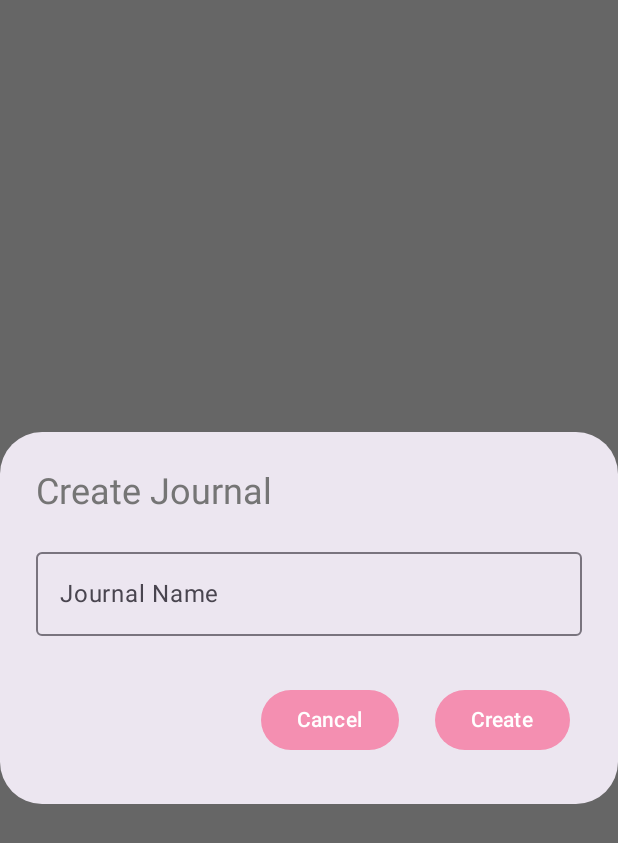
After one commit to chachamottaki/travel-tales, an Android app built with Jetpack Compose: the composable CreateJournalDialog shown on its own in the app's theme, on a phone screen of 412 x 824 dp. The commit adds this screen. Shown: the top 843 px of the screen. Run offline under Robolectric (Android 15) with nearby library versions, the phone set to English and light mode, and no system bars.

Commit message:
added journal creation on create button click, journal list doesn' refresh automatically yet after creation, but journal is added to database and shows on next login

```diff
--- /dev/null
+++ b/app/src/main/java/com/example/traveltales/CreateJournalDialog.kt
@@ -0,0 +1,58 @@
+package com.example.traveltales
+
+import androidx.compose.foundation.layout.Column
+import androidx.compose.foundation.layout.fillMaxWidth
+import androidx.compose.foundation.layout.padding
+import androidx.compose.material3.AlertDialog
+import androidx.compose.material3.Button
+import androidx.compose.material3.OutlinedTextField
+import androidx.compose.material3.Text
+import androidx.compose.runtime.Composable
+import androidx.compose.runtime.getValue
+import androidx.compose.runtime.mutableStateOf
+import androidx.compose.runtime.remember
+import androidx.compose.runtime.setValue
+import androidx.compose.ui.Modifier
+import androidx.compose.ui.unit.dp
+
+@Composable
+fun CreateJournalDialog(
+    onDismiss: () -> Unit,
+    onConfirm: (String) -> Unit
+) {
+    var journalName by remember { mutableStateOf("") }
+
+    AlertDialog(
+        onDismissRequest = onDismiss,
+        title = { Text(text = "Create Journal") },
+        text = {
+            Column {
+                OutlinedTextField(
+                    value = journalName,
+                    onValueChange = { journalName = it },
+                    label = { Text(text = "Journal Name") },
+                    modifier = Modifier.fillMaxWidth()
+                )
+            }
+        },
+        confirmButton = {
+            Button(
+                onClick = {
+                    onConfirm(journalName)
+                    onDismiss()
+                },
+                modifier = Modifier.padding(8.dp)
+            ) {
+                Text("Create")
+            }
+        },
+        dismissButton = {
+            Button(
+                onClick = onDismiss,
+                modifier = Modifier.padding(8.dp)
+            ) {
+                Text("Cancel")
+            }
+        }
+    )
+}
--- /dev/null
+++ b/app/src/main/java/com/example/traveltales/network/CreateJournalRequest.kt
@@ -0,0 +1,6 @@
+package com.example.traveltales.network
+
+import kotlinx.serialization.Serializable
+
+@Serializable
+data class CreateJournalRequest(val name: String)
```
Also changed, not shown: app/src/main/java/com/example/traveltales/HomePage.kt (+13 -1 lines), app/src/main/java/com/example/traveltales/network/ApiService.kt (+11 -1 lines), app/src/main/java/com/example/traveltales/viewmodel/LoginViewModel.kt (+16 -0 lines).
